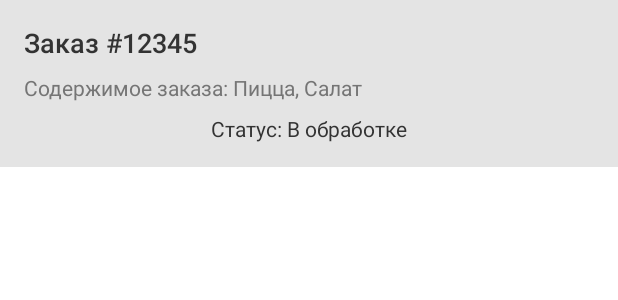
After one commit to DevLearn-Hub/YummyRun, an Android app: the layout item_order.xml on its own in the app's theme, with its tools: preview values and no code run, on a phone screen of 412 x 824 dp. The commit adds this screen. Shown: the top 300 px of the screen. Run offline under Robolectric (Android 15) with nearby library versions, the phone set to English and light mode, and no system bars.

Commit message:
Добавление аккаунта и оформление заказов

```diff
--- /dev/null
+++ b/app/src/main/res/layout/item_order.xml
@@ -0,0 +1,46 @@
+<?xml version="1.0" encoding="utf-8"?>
+<androidx.constraintlayout.widget.ConstraintLayout
+    xmlns:android="http://schemas.android.com/apk/res/android"
+    xmlns:app="http://schemas.android.com/apk/res-auto"
+    android:layout_width="match_parent"
+    android:layout_height="wrap_content"
+    android:padding="16dp"
+    android:background="#E4E4E4">
+
+    <TextView
+        android:id="@+id/orderId"
+        android:layout_width="0dp"
+        android:layout_height="wrap_content"
+        android:text="Заказ #12345"
+        android:textSize="18sp"
+        android:textColor="@color/text_primary"
+        android:fontFamily="sans-serif-medium"
+        app:layout_constraintTop_toTopOf="parent"
+        app:layout_constraintStart_toStartOf="parent"
+        app:layout_constraintEnd_toEndOf="parent" />
+
+    <TextView
+        android:id="@+id/orderDetails"
+        android:layout_width="0dp"
+        android:layout_height="wrap_content"
+        android:text="Содержимое заказа: Пицца, Салат"
+        android:textSize="14sp"
+        android:textColor="@color/text_secondary"
+        android:layout_marginTop="8dp"
+        app:layout_constraintTop_toBottomOf="@id/orderId"
+        app:layout_constraintStart_toStartOf="parent"
+        app:layout_constraintEnd_toEndOf="parent" />
+
+    <TextView
+        android:id="@+id/orderStatus"
+        android:layout_width="wrap_content"
+        android:layout_height="wrap_content"
+        android:text="Статус: В обработке"
+        android:textSize="14sp"
+        android:textColor="@color/text_primary"
+        android:layout_marginTop="8dp"
+        app:layout_constraintTop_toBottomOf="@id/orderDetails"
+        app:layout_constraintStart_toStartOf="parent"
+        app:layout_constraintEnd_toEndOf="parent" />
+
+</androidx.constraintlayout.widget.ConstraintLayout>
```
Also changed, not shown: app/src/main/java/com/shop/yummyrun/adapter/OrderAdapter.java (added, +54 -0 lines), app/src/main/java/com/shop/yummyrun/model/CartItem.java (+12 -0 lines), app/src/main/java/com/shop/yummyrun/model/Order.java (+33 -0 lines), app/src/main/java/com/shop/yummyrun/ui/account/AccountActivity.java (+41 -22 lines), app/src/main/java/com/shop/yummyrun/ui/cart/CartActivity.java (+37 -27 lines), app/src/main/java/com/shop/yummyrun/ui/checkout/ConfirmOrderDialog.java (+21 -7 lines), app/src/main/res/layout/activity_account.xml (+70 -22 lines).
